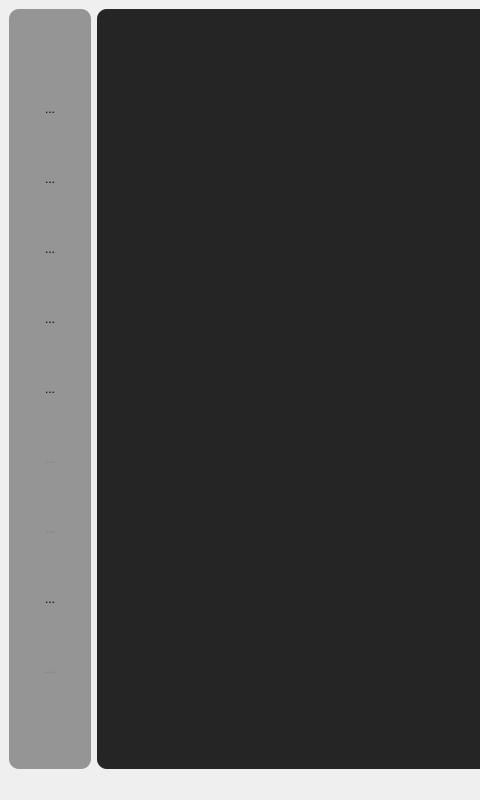
The window that mainwindow.ui (mikejg/CamHelper) describes before a commit, drawn with Qt 5; both pictures show x 0 to 480 and y 0 to 800 of the 1300 by 800 pixel window.
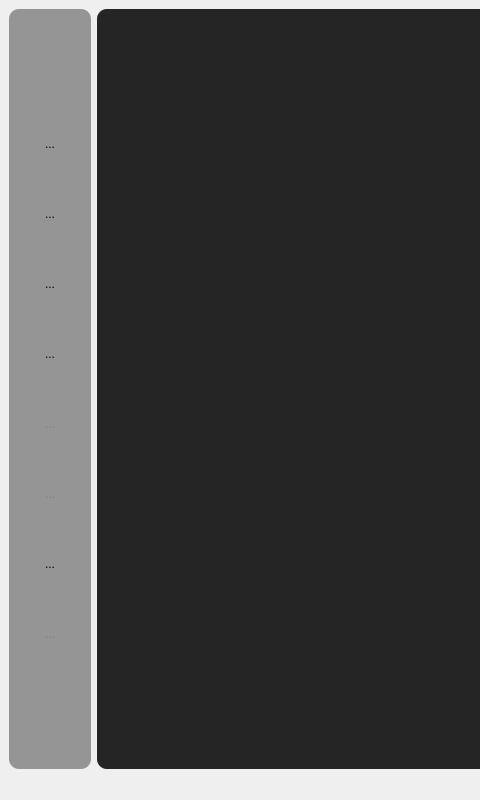
The same window after the commit. Icons and pictures are not drawn. Custom widgets are drawn as their Qt base class.

```diff
--- a/mainwindow.ui
+++ b/mainwindow.ui
@@ -183,34 +183,6 @@
          </property>
         </widget>
        </item>
-       <item>
-        <widget class="QToolButton" name="toolButton_MainProgramm">
-         <property name="minimumSize">
-          <size>
-           <width>64</width>
-           <height>64</height>
-          </size>
-         </property>
-         <property name="toolTip">
-          <string>Hauptprogramm</string>
-         </property>
-         <property name="text">
-          <string>...</string>
-         </property>
-         <property name="icon">
-          <iconset>
-           <normalon>:/Icons/Main/MainProgramm2.png</normalon>
-           <activeon>:/Icons/Main/MainProgramm.png</activeon>
-          </iconset>
-         </property>
-         <property name="iconSize">
-          <size>
-           <width>64</width>
-           <height>64</height>
-          </size>
-         </property>
-        </widget>
-       </item>
        <item>
         <widget class="QToolButton" name="toolButton_ToolList">
          <property name="minimumSize">
```
